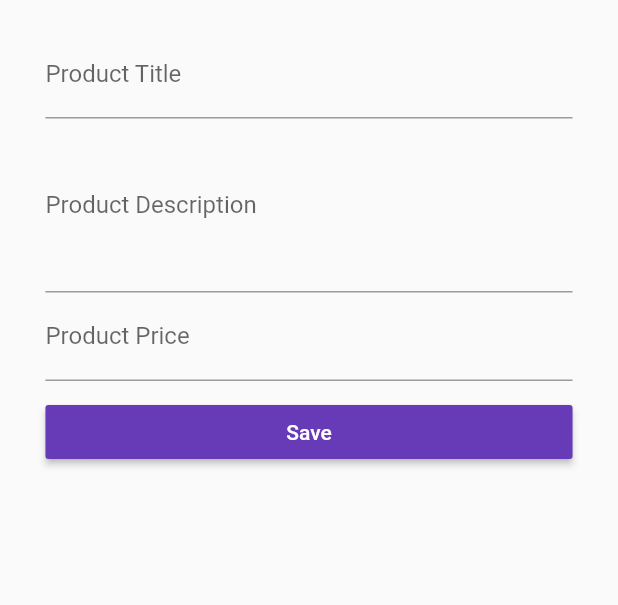
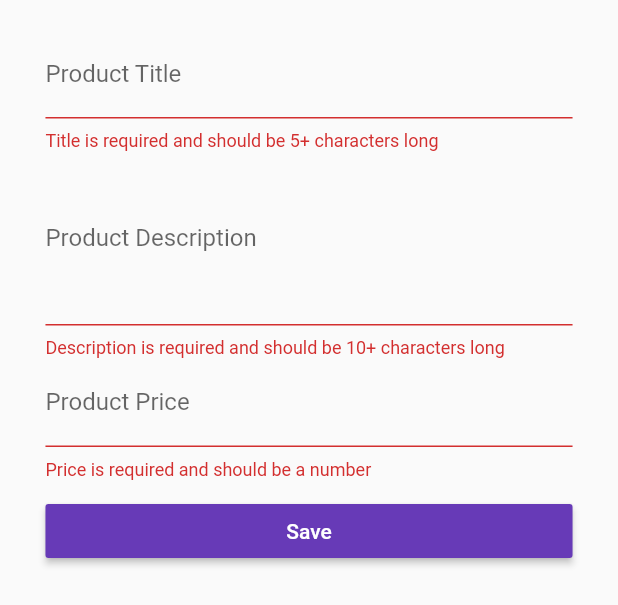
Before and after one commit to amitraj1996/Easy-List, a Flutter app: the ProductCreatePage widget shown alone on an empty page, opened directly with empty values, after a tap on "Save", on a phone screen of 412 x 824 dp. Shown: the top 605 px of the screen. Run offline on Flutter 3.47's test engine with Material 2 defaults, Android fonts, the phone set to English and light mode, and no system bars.

Commit message:
working with forms

```diff
--- a/lib/main.dart
+++ b/lib/main.dart
@@ -38,7 +38,9 @@ class _MyAppState extends State<MyApp> {
       theme: ThemeData(
           brightness: Brightness.light,
           primarySwatch: Colors.deepOrange,
-          accentColor: Colors.deepPurple),
+          accentColor: Colors.deepPurple,
+          buttonColor: Colors.deepPurple
+          ),
       // home: AuthPage(),
       routes: {
         '/': (BuildContext context) => AuthPage(),
--- a/lib/pages/product_create.dart
+++ b/lib/pages/product_create.dart
@@ -12,65 +12,83 @@ class ProductCreatePage extends StatefulWidget {
 }
 
 class _ProductCreatePageState extends State<ProductCreatePage> {
-  String _titleValue;
-  String _descriptionValue;
-  double _priceValue;
+  final Map<String, dynamic> _formData = {
+    'title':null,
+    'description':null,
+    'price':null,
+    'image':'assets/food2.jpg'
+  };
+  final GlobalKey<FormState> _fromKey = GlobalKey<FormState>();
 
   Widget _buildTitleTextField() {
-    return TextField(
+    return TextFormField(
       decoration: InputDecoration(labelText: 'Product Title'),
-      onChanged: (String value) {
-        setState(() {
-          _titleValue = value;
-        });
+      validator: (String value) {
+        if (value.isEmpty || value.length < 5) {
+          return 'Title is required and should be 5+ characters long';
+        }
+      },
+      onSaved: (String value) {
+          _formData['title'] = value;
       },
     );
   }
 
   Widget _buildDescriptionTextField() {
-    return TextField(
+    return TextFormField(
       decoration: InputDecoration(labelText: 'Product Description'),
       maxLines: 4,
-      onChanged: (String value) {
-        setState(() {
-          _descriptionValue = value;
-        });
+      validator: (String value) {
+        if (value.isEmpty || value.length < 10) {
+          return 'Description is required and should be 10+ characters long';
+        }
+      },
+      onSaved: (String value) {
+          _formData['description'] = value;
       },
     );
   }
 
   Widget _buildPriceTextField() {
-    return TextField(
+    return TextFormField(
       decoration: InputDecoration(labelText: 'Product Price'),
       keyboardType: TextInputType.number,
-      onChanged: (String value) {
-        setState(() {
-          _priceValue = double.parse(value);
-        });
+      validator: (String value) {
+        if (value.isEmpty ||
+            !RegExp(r'^(?:[1-9]\d*|0)?(?:\.\d+)?$').hasMatch(value)) {
+          return 'Price is required and should be a number';
+        }
+      },
+      onSaved: (String value) {
+          _formData['price'] = double.parse(value);
       },
     );
   }
 
   void _submitForm() {
-    final Map<String, dynamic> product = {
-      'title': _titleValue,
-      'description': _descriptionValue,
-      'price': _priceValue,
-      'image': 'assets/food2.jpg'
-    };
-    widget.addProduct(product);
+    if (!_fromKey.currentState.validate()) {
+      return;
+    }
+    _fromKey.currentState.save();
+    widget.addProduct(_formData);
     Navigator.pushReplacementNamed(context, '/products');
   }
 
   @override
   Widget build(BuildContext context) {
-    final double deviceWidth =MediaQuery.of(context).size.width;
-    final double targetWidth =deviceWidth > 550.0 ? 500 :deviceWidth*0.95;
-    final double targetPadding =deviceWidth-targetWidth;
-    return Container(
+    final double deviceWidth = MediaQuery.of(context).size.width;
+    final double targetWidth = deviceWidth > 550.0 ? 500 : deviceWidth * 0.95;
+    final double targetPadding = deviceWidth - targetWidth;
+    return GestureDetector(
+      onTap: (){
+        FocusScope.of(context).requestFocus(FocusNode());
+      },
+      child: Container(
         margin: EdgeInsets.all(20.0),
+        child: Form(
+          key: _fromKey,
           child: ListView(
-          padding: EdgeInsets.symmetric(horizontal: targetPadding/2 ),
+            padding: EdgeInsets.symmetric(horizontal: targetPadding / 2),
             children: <Widget>[
               _buildTitleTextField(),
               _buildDescriptionTextField(),
@@ -78,11 +96,13 @@ class _ProductCreatePageState extends State<ProductCreatePage> {
               SizedBox(height: 10.0),
               RaisedButton(
                 child: Text('Save'),
-              color: Theme.of(context).accentColor,
                 textColor: Colors.white,
                 onPressed: _submitForm,
               )
             ],
-        ));
+          ),
+        ),
+      ),
+    );
   }
 }
```
Lines whose indentation alone changed are shown as unchanged.
